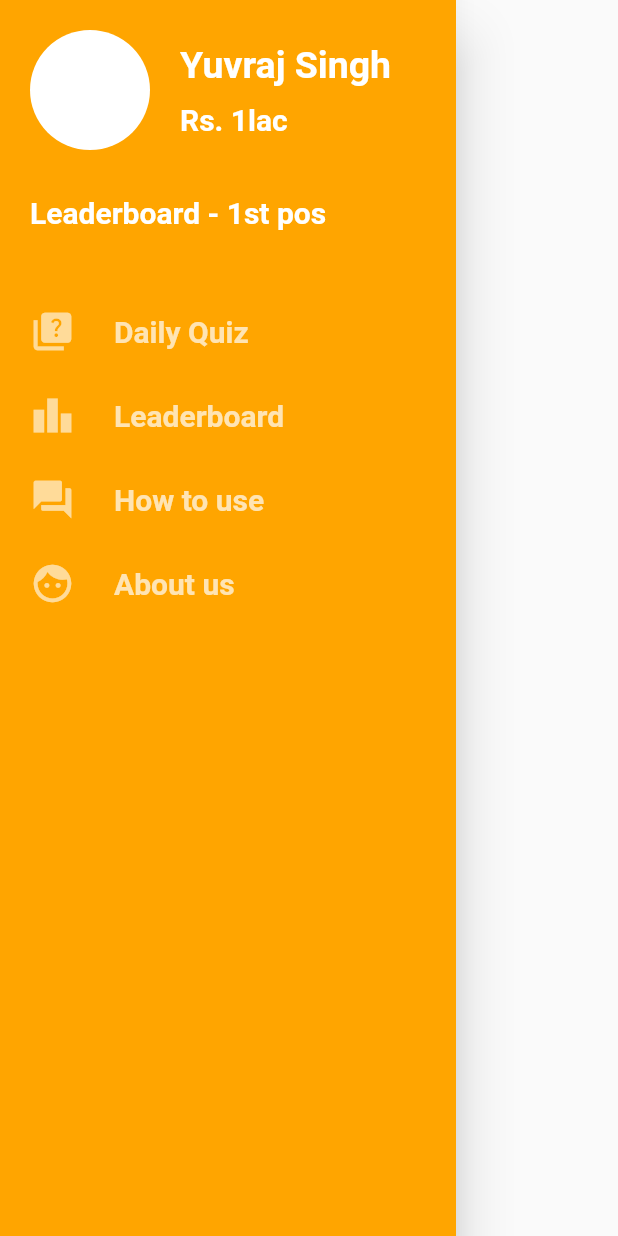
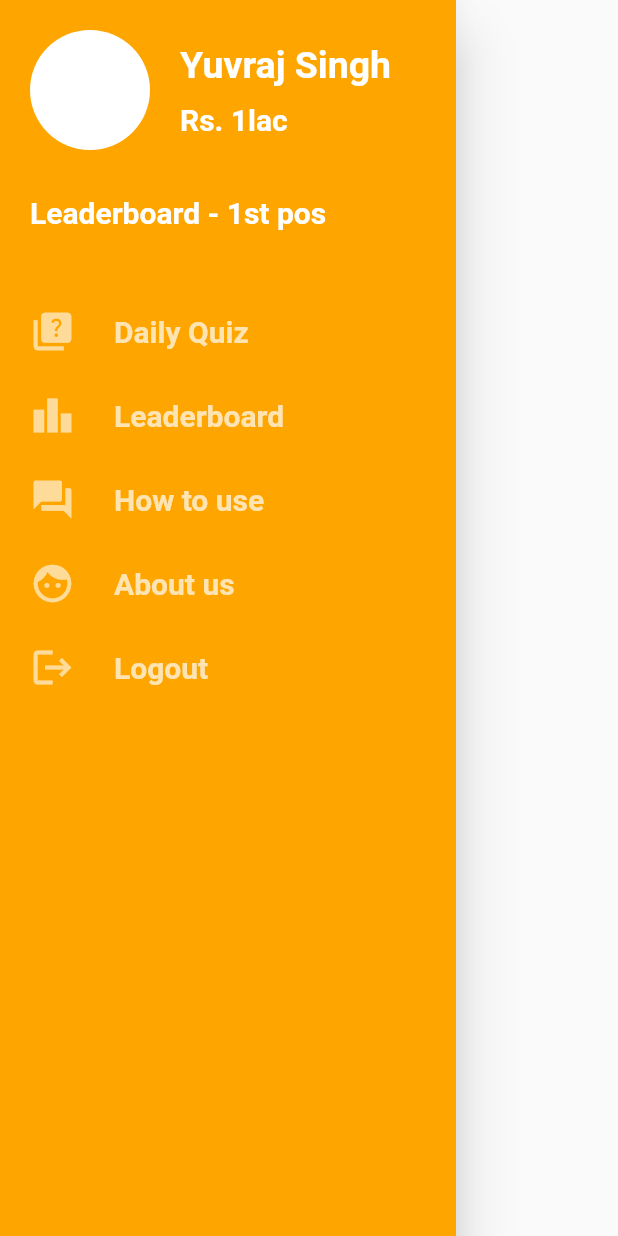
Before and after one commit to YuvrajSingh3110/Flutter_Quiz_App, a Flutter app: the SideNavBar widget shown alone on an empty page, opened directly, on a phone screen of 412 x 824 dp. Run offline on Flutter 3.47's test engine with Material 2 defaults, Android fonts, the phone set to English and light mode, and no system bars; drawn by our look-alikes of overlay_support; our stand-ins replace carousel_slider, cloud_firestore, confetti, firebase_auth, firebase_core, flutter_signin_button and 3 more; accounts and stored records are empty; network calls fail.

Commit message:
Added Logout feature

```diff
--- a/lib/main.dart
+++ b/lib/main.dart
@@ -42,7 +42,7 @@ class _MyAppState extends State<MyApp> {
       child: MaterialApp(
         debugShowCheckedModeBanner: false,
         title: 'Flutter Demo',
-        home: isLogin ? Home() : Profile(),
+        home: Home(),
       ),
     );
   }
--- a/lib/services/auth.dart
+++ b/lib/services/auth.dart
@@ -2,6 +2,7 @@ import 'package:cloud_firestore/cloud_firestore.dart';
 import 'package:firebase_auth/firebase_auth.dart';
 import 'package:firebase_core/firebase_core.dart';
 import 'package:google_sign_in/google_sign_in.dart';
+import 'package:quiz_app/services/localdb.dart';
 import 'firedb.dart';
 
 final FirebaseAuth _auth = FirebaseAuth.instance;
@@ -51,3 +52,10 @@ Future<bool> getUser() async{
     return true;
   }
 }
+
+Future<String> signOut() async{
+  await googleSignIn.signOut();
+  await _auth.signOut();
+  await LocalDB.saveUserId("null");
+  return "SUCCESS";
+}
--- a/lib/views/home.dart
+++ b/lib/views/home.dart
@@ -274,7 +274,7 @@ class _HomeState extends State<Home> {
                               child: Align(
                                 alignment: Alignment.center,
                                 child: Column(
-                                  children: [
+                                  children: const [
                                     Icon(
                                       Icons.lock,
                                       size: 50,
--- a/lib/views/login.dart
+++ b/lib/views/login.dart
@@ -4,6 +4,7 @@ import 'package:internet_connection_checker/internet_connection_checker.dart';
 import 'package:overlay_support/overlay_support.dart';
 import 'package:quiz_app/services/auth.dart';
 import 'package:quiz_app/services/internetConnection.dart';
+import 'package:quiz_app/views/home.dart';
 
 class Login extends StatefulWidget {
   const Login({Key? key}) : super(key: key);
@@ -54,6 +55,7 @@ class _LoginState extends State<Login> {
               ),
               SignInButton(Buttons.GoogleDark, onPressed: () async {
                 await signInWithGoogle();
+                Navigator.pushReplacement(context, MaterialPageRoute(builder: (BuildContext context) => Home()));
               }),
             ],
           ),
--- a/lib/widgets/sideNavBar.dart
+++ b/lib/widgets/sideNavBar.dart
@@ -1,4 +1,8 @@
 import 'package:flutter/material.dart';
+import 'package:quiz_app/Views/login.dart';
+import 'package:quiz_app/services/auth.dart';
+
+import '../views/home.dart';
 
 class SideNavBar extends StatelessWidget {
   const SideNavBar({Key? key}) : super(key: key);
@@ -19,53 +23,106 @@ class SideNavBar extends StatelessWidget {
                   Column(
                     crossAxisAlignment: CrossAxisAlignment.start,
                     children: [
-                        Text("Yuvraj Singh", style: TextStyle(fontSize: 25, color: Colors.white, fontWeight: FontWeight.bold),),
-                        SizedBox(height: 10,),
-                        Text("Rs. 1lac", style: TextStyle(fontSize: 20, color: Colors.white, fontWeight: FontWeight.bold),)
+                      Text(
+                        "Yuvraj Singh",
+                        style: TextStyle(
+                            fontSize: 25,
+                            color: Colors.white,
+                            fontWeight: FontWeight.bold),
+                      ),
+                      SizedBox(
+                        height: 10,
+                      ),
+                      Text(
+                        "Rs. 1lac",
+                        style: TextStyle(
+                            fontSize: 20,
+                            color: Colors.white,
+                            fontWeight: FontWeight.bold),
+                      )
                     ],
                   )
                 ],
               ),
             ),
-              SizedBox(height: 10,),
+            SizedBox(
+              height: 10,
+            ),
             Container(
               padding: const EdgeInsets.only(left: 20),
-                child: Text("Leaderboard - 1st pos", style: TextStyle(fontSize: 20, color: Colors.white, fontWeight: FontWeight.bold),),
+              child: Text(
+                "Leaderboard - 1st pos",
+                style: TextStyle(
+                    fontSize: 20,
+                    color: Colors.white,
+                    fontWeight: FontWeight.bold),
               ),
-              SizedBox(height: 40,),
-              listItem(
-                label : "Daily Quiz",
-                icon : Icons.quiz
+            ),
+            SizedBox(
+              height: 40,
             ),
             listItem(
-                  label : "Leaderboard",
-                  icon : Icons.leaderboard
-              ),
+                label: "Daily Quiz",
+                icon: Icons.quiz,
+                context: context,
+                path: MaterialPageRoute(
+                    builder: (BuildContext context) => Home())),
             listItem(
-                  label : "How to use",
-                  icon : Icons.question_answer
-              ),
+                label: "Leaderboard",
+                icon: Icons.leaderboard,
+                context: context,
+                path: MaterialPageRoute(
+                    builder: (BuildContext context) => Home())),
             listItem(
-                  label : "About us",
-                  icon : Icons.face
-              ),
+                label: "How to use",
+                icon: Icons.question_answer,
+                context: context,
+                path: MaterialPageRoute(
+                    builder: (BuildContext context) => Home())),
+            listItem(
+                label: "About us",
+                icon: Icons.face,
+                context: context,
+                path: MaterialPageRoute(
+                    builder: (BuildContext context) => Home())),
+            listItem(
+                label: "Logout",
+                icon: Icons.logout,
+                context: context,
+                path: MaterialPageRoute(
+                    builder: (BuildContext context) => Login())),
           ],
         ),
       ),
     );
   }
 
-  Widget listItem({required String label, required IconData icon}) {
+  Widget listItem(
+      {required String label,
+      required IconData icon,
+      required BuildContext context,
+      required MaterialPageRoute path}) {
     const color = Colors.white;
     const hoverColor = Colors.white60;
 
     return ListTile(
-      leading: Icon(icon, color: hoverColor, size: 30,),
+      leading: Icon(
+        icon,
+        color: hoverColor,
+        size: 30,
+      ),
       hoverColor: hoverColor,
-      contentPadding: const EdgeInsets.symmetric(horizontal: 20,),
-      title: Text(label, style: const TextStyle(fontSize: 20, fontWeight: FontWeight.bold, color: Colors.white70)),
-      onTap: (){
-
+      contentPadding: const EdgeInsets.symmetric(
+        horizontal: 20,
+      ),
+      title: Text(label,
+          style: const TextStyle(
+              fontSize: 20,
+              fontWeight: FontWeight.bold,
+              color: Colors.white70)),
+      onTap: () async{
+        await signOut();
+        Navigator.pushReplacement(context, path);
       },
     );
   }
```
Also changed, not shown: lib/views/correct_ques.dart (deleted). Lines whose indentation alone changed are shown as unchanged.
